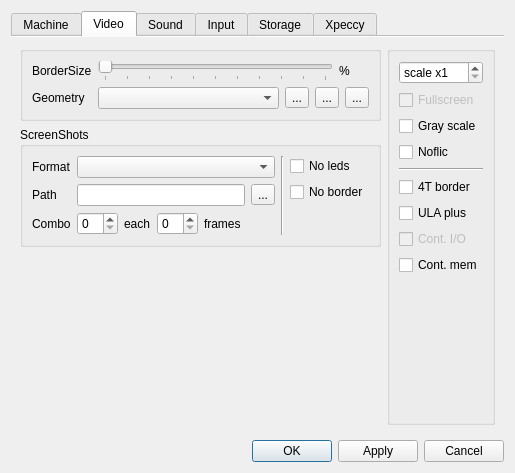
First picture: the form in ui/setupwin.ui, repository samstyle/Xpeccy, before the edit.
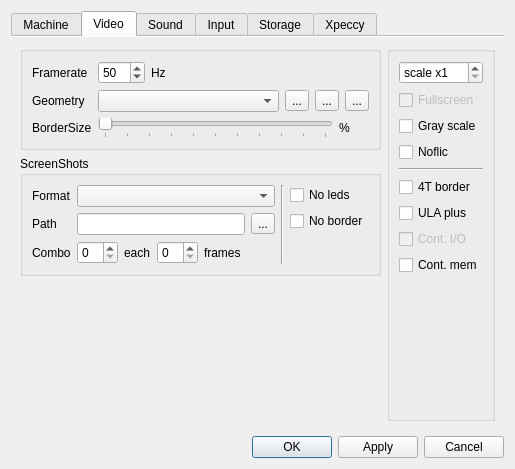
Second picture: the form after the edit. The open tabs and pages were chosen to show the change. Icons and pictures are not drawn.

The edit to the form file:
```diff
--- a/ui/setupwin.ui
+++ b/ui/setupwin.ui
@@ -6,8 +6,8 @@
    <rect>
     <x>0</x>
     <y>0</y>
-    <width>511</width>
-    <height>473</height>
+    <width>507</width>
+    <height>469</height>
    </rect>
   </property>
   <property name="sizePolicy">
@@ -360,7 +360,7 @@
            <item>
             <widget class="QGroupBox" name="vidViewGBox">
              <layout class="QGridLayout" name="gridLayout_2">
-              <item row="1" column="1">
+              <item row="2" column="1">
                <layout class="QHBoxLayout" name="horizontalLayout_26">
                 <item>
                  <widget class="QComboBox" name="geombox"/>
@@ -400,14 +400,65 @@
                 </item>
                </layout>
               </item>
-              <item row="1" column="0">
+              <item row="2" column="0">
                <widget class="QLabel" name="label_8">
                 <property name="text">
                  <string>Geometry</string>
                 </property>
                </widget>
               </item>
-              <item row="0" column="1">
+              <item row="1" column="1">
+               <layout class="QHBoxLayout" name="horizontalLayout_30">
+                <item>
+                 <widget class="QSpinBox" name="fpsSpinbox">
+                  <property name="minimum">
+                   <number>25</number>
+                  </property>
+                  <property name="maximum">
+                   <number>100</number>
+                  </property>
+                  <property name="value">
+                   <number>50</number>
+                  </property>
+                 </widget>
+                </item>
+                <item>
+                 <widget class="QLabel" name="label_30">
+                  <property name="text">
+                   <string>Hz</string>
+                  </property>
+                 </widget>
+                </item>
+                <item>
+                 <spacer name="horizontalSpacer_7">
+                  <property name="orientation">
+                   <enum>Qt::Horizontal</enum>
+                  </property>
+                  <property name="sizeHint" stdset="0">
+                   <size>
+                    <width>40</width>
+                    <height>20</height>
+                   </size>
+                  </property>
+                 </spacer>
+                </item>
+               </layout>
+              </item>
+              <item row="1" column="0">
+               <widget class="QLabel" name="label_29">
+                <property name="text">
+                 <string>Framerate</string>
+                </property>
+               </widget>
+              </item>
+              <item row="3" column="0">
+               <widget class="QLabel" name="label_3">
+                <property name="text">
+                 <string>BorderSize</string>
+                </property>
+               </widget>
+              </item>
+              <item row="3" column="1">
                <layout class="QHBoxLayout" name="horizontalLayout_18">
                 <item>
                  <widget class="QSlider" name="bszsld">
@@ -446,13 +497,6 @@
                 </item>
                </layout>
               </item>
-              <item row="0" column="0">
-               <widget class="QLabel" name="label_3">
-                <property name="text">
-                 <string>BorderSize</string>
-                </property>
-               </widget>
-              </item>
              </layout>
             </widget>
            </item>
```
